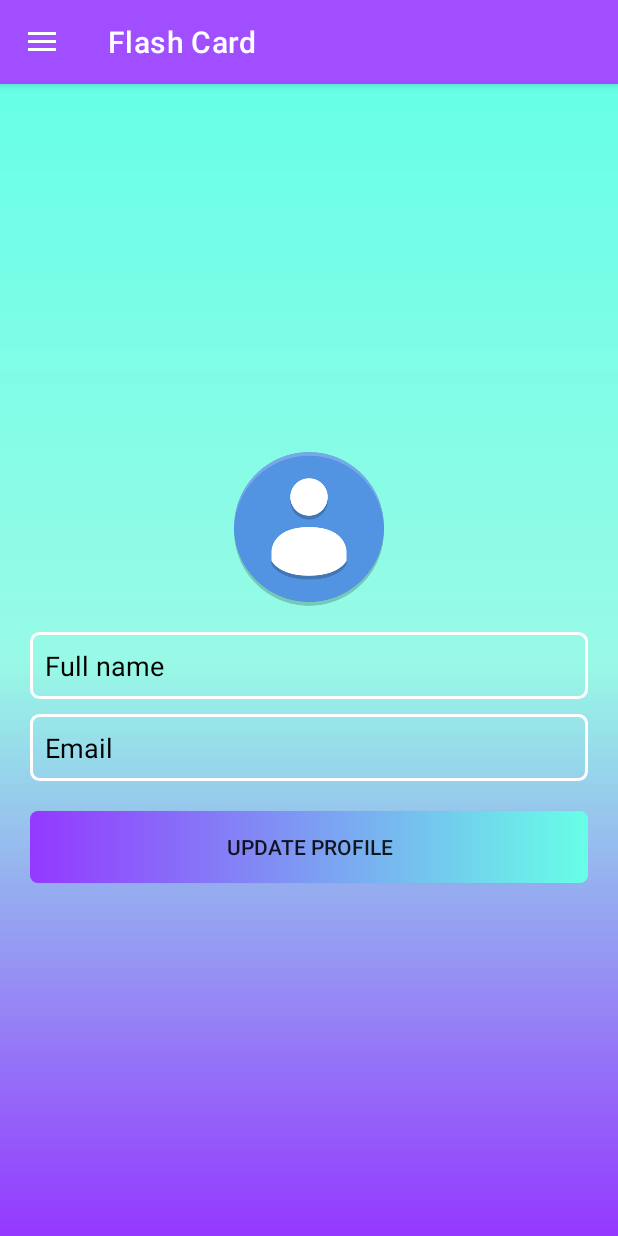
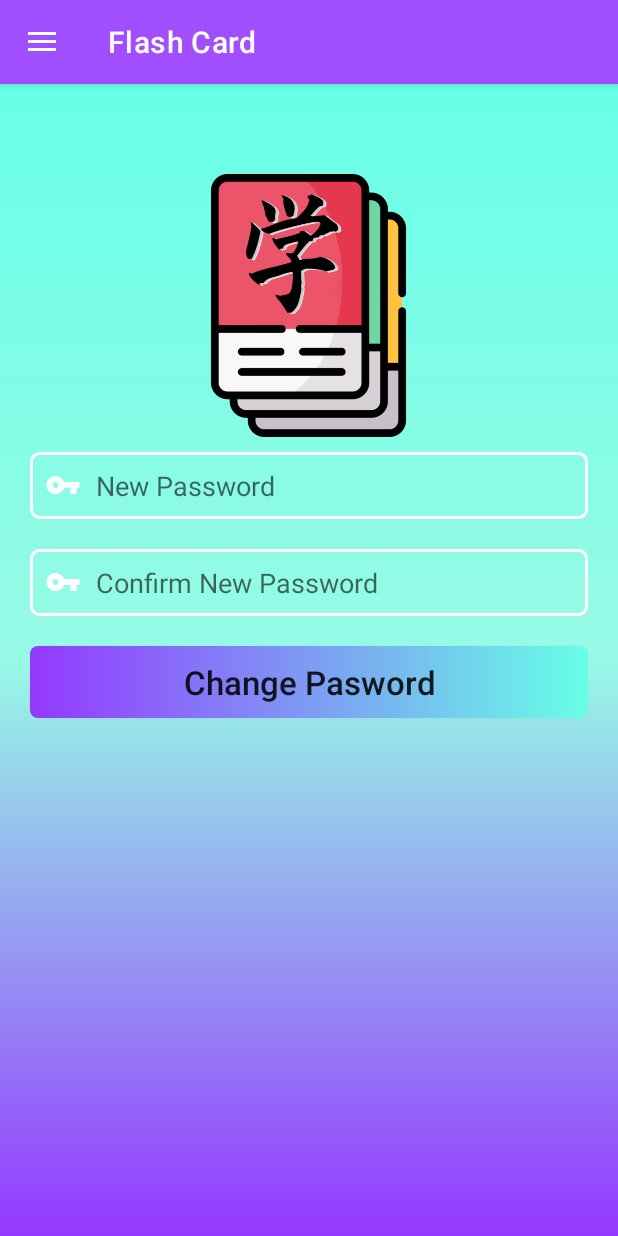
Before and after one commit to hobathanh/Kanji_FlashCard, an Android app: the screen it shows after launch once a user with an empty profile is signed in (MainActivity), in the side drawer, after a tap on "Change Password", on a phone screen of 412 x 824 dp. Run offline under Robolectric (Android 15) with nearby library versions, the phone set to English and light mode, and no system bars; our stand-ins replace Firebase (no records; nobody signed in at launch, a user with empty details on screens opened directly); libraries missing offline, so code that uses them is left out: com.chauthai.swipereveallayout.

Commit message:
change password & email

```diff
--- a/FlashCard/app/src/main/java/team/loser/kanjiflashcard/MainActivity.java
+++ b/FlashCard/app/src/main/java/team/loser/kanjiflashcard/MainActivity.java
@@ -39,6 +39,7 @@ import java.io.IOException;
 
 import team.loser.kanjiflashcard.fragments.AboutFragment;
 import team.loser.kanjiflashcard.fragments.CardsFragment;
+import team.loser.kanjiflashcard.fragments.ChangePasswordFragment;
 import team.loser.kanjiflashcard.fragments.HomeFragment;
 import team.loser.kanjiflashcard.fragments.ProfileFragment;
 
@@ -181,6 +182,13 @@ public class MainActivity extends AppCompatActivity implements NavigationView.On
         else if(id == R.id.nav_profile){
 
         }
+        else if(id == R.id.nav_change_pwd){
+            if(mCurrentFragment != FRAGMENT_PWD){
+                replaceFragment(new ChangePasswordFragment());
+                mCurrentFragment = FRAGMENT_PWD;
+            };
+
+        }
         mDrawerLayout.closeDrawer(GravityCompat.START);
         return true;
     }
--- /dev/null
+++ b/FlashCard/app/src/main/java/team/loser/kanjiflashcard/fragments/ChangePasswordFragment.java
@@ -0,0 +1,85 @@
+package team.loser.kanjiflashcard.fragments;
+
+import android.app.ProgressDialog;
+import android.os.Bundle;
+import android.view.LayoutInflater;
+import android.view.View;
+import android.view.ViewGroup;
+import android.widget.Button;
+import android.widget.EditText;
+import android.widget.Toast;
+
+import androidx.annotation.NonNull;
+import androidx.fragment.app.Fragment;
+
+import com.google.android.gms.tasks.OnCompleteListener;
+import com.google.android.gms.tasks.Task;
+import com.google.firebase.auth.FirebaseAuth;
+import com.google.firebase.auth.FirebaseUser;
+
+import team.loser.kanjiflashcard.R;
+
+
+public class ChangePasswordFragment extends Fragment {
+
+    private View mView;
+    private EditText edNewPassword;
+    private EditText edConfirmNewPassword;
+    private Button btnChangePassword;
+    private ProgressDialog progressDialog;
+
+
+    @Override
+    public View onCreateView(LayoutInflater inflater, ViewGroup container,
+                             Bundle savedInstanceState) {
+        mView = inflater.inflate(R.layout.fragment_change_password, container, false);
+        initUI();
+        btnChangePassword.setOnClickListener(new View.OnClickListener() {
+            @Override
+            public void onClick(View view) {
+                OnClickChangePassword();
+            }
+        });
+
+
+        return mView;
+    }
+
+    private void initUI(){
+        progressDialog = new ProgressDialog(getActivity());
+        progressDialog.setMessage("Updating...");
+        edNewPassword = mView.findViewById(R.id.ed_new_password);
+        edConfirmNewPassword = mView.findViewById(R.id.ed_confirm_new_password);
+        btnChangePassword = mView.findViewById(R.id.btn_change_password);
+    }
+
+    private void OnClickChangePassword(){
+        String strNewPassword = edNewPassword.getText().toString().trim();
+        String strConfirmNewPassword = edConfirmNewPassword.getText().toString().trim();
+        if(strNewPassword.isEmpty()){
+            edNewPassword.setError("Password is required");
+            return;
+        }
+        if(strConfirmNewPassword.isEmpty()){
+            edConfirmNewPassword.setError("Password is required");
+            return;
+        }
+        if (!strNewPassword.equals(strConfirmNewPassword)) {
+            Toast.makeText(getActivity(), "Password not match", Toast.LENGTH_SHORT).show();
+            return;
+        }
+        progressDialog.show();
+        FirebaseUser user = FirebaseAuth.getInstance().getCurrentUser();
+
+        user.updatePassword(strNewPassword)
+                .addOnCompleteListener(new OnCompleteListener<Void>() {
+                    @Override
+                    public void onComplete(@NonNull Task<Void> task) {
+                        if (task.isSuccessful()) {
+                            Toast.makeText(getActivity(), "New password successful", Toast.LENGTH_SHORT).show();
+                            progressDialog.dismiss();
+                        }
+                    }
+                });
+    }
+}
--- /dev/null
+++ b/FlashCard/app/src/main/res/layout/fragment_change_password.xml
@@ -0,0 +1,57 @@
+<?xml version="1.0" encoding="utf-8"?>
+<LinearLayout xmlns:android="http://schemas.android.com/apk/res/android"
+    xmlns:app="http://schemas.android.com/apk/res-auto"
+    xmlns:tools="http://schemas.android.com/tools"
+    android:layout_width="match_parent"
+    android:layout_height="match_parent"
+    tools:context=".SignInActivity"
+    android:orientation="vertical"
+    android:background="@drawable/background_custom"
+    android:padding="10dp">
+
+
+    <ImageView
+        android:layout_width="186dp"
+        android:layout_height="175dp"
+        android:layout_gravity="center"
+        android:layout_marginTop="50dp"
+        android:src="@drawable/logo" />
+
+    <EditText
+        android:id="@+id/ed_new_password"
+        android:layout_width="match_parent"
+        android:layout_height="wrap_content"
+        android:layout_margin="10dp"
+        android:background="@drawable/edit_text_custom"
+        android:drawableStart="@drawable/ic_baseline_vpn_key_24"
+        android:drawablePadding="10dp"
+        android:hint="New Password"
+        android:inputType="textPassword"
+        android:padding="10dp"
+        android:textColor="#000" />
+
+    <EditText
+        android:id="@+id/ed_confirm_new_password"
+        android:layout_width="match_parent"
+        android:layout_height="wrap_content"
+        android:hint="Confirm New Password"
+        android:inputType="textPassword"
+        android:layout_margin="10dp"
+        android:textColor="#000"
+        android:background="@drawable/edit_text_custom"
+        android:padding="10dp"
+        android:drawableStart="@drawable/ic_baseline_vpn_key_24"
+        android:drawablePadding="10dp"/>
+
+    <androidx.appcompat.widget.AppCompatButton
+        android:id="@+id/btn_change_password"
+        android:layout_width="match_parent"
+        android:layout_height="wrap_content"
+        android:layout_margin="10dp"
+        android:background="@drawable/button_custom"
+        android:text="Change Pasword"
+        android:textAllCaps="false"
+        android:textSize="22dp" />
+
+
+</LinearLayout>
```
Also changed, not shown: FlashCard/app/src/main/java/team/loser/kanjiflashcard/fragments/ProfileFragment.java (+25 -1 lines), FlashCard/app/src/main/res/layout/fragment_profile.xml (+9 -1 lines).
